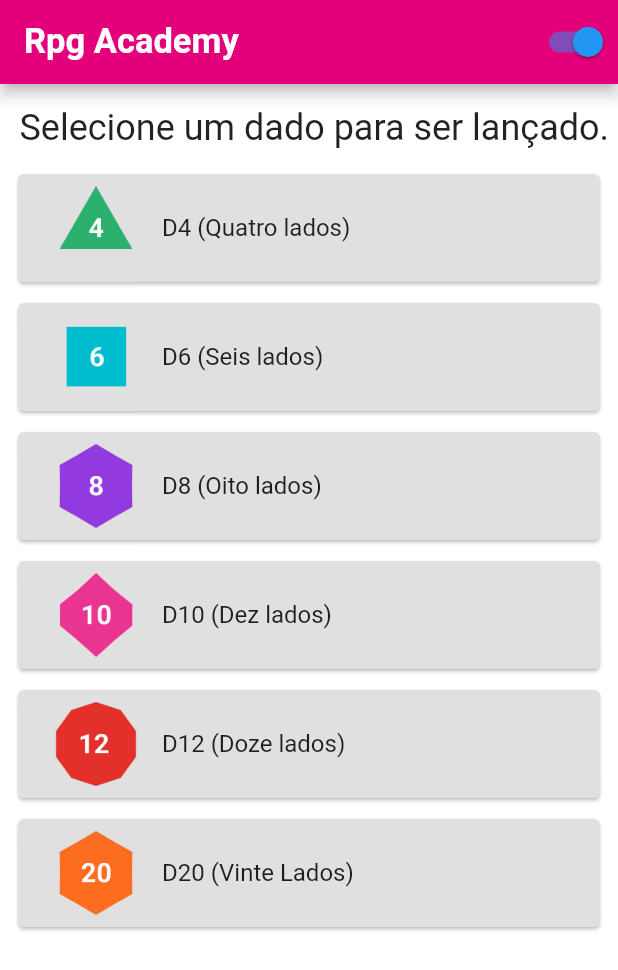
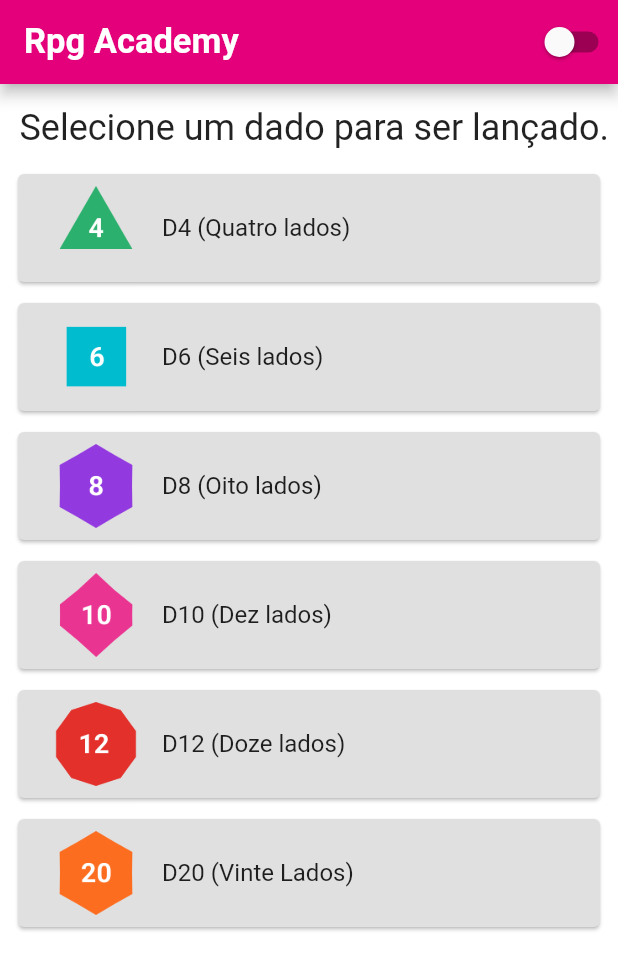
Before and after one commit to GilsonAndre/dados_rpg, a Flutter app: the screen it shows after launch, after a tap on "D4 (Quatro lados)", after a tap on "Rolar", after a tap on "Cancelar", on a phone screen of 412 x 824 dp. Shown: the top 970 px of the screen. Run offline on Flutter 3.47's test engine with Material 2 defaults, Android fonts, the phone set to English and light mode, and no system bars.

Commit message:
Implementando switch que muda o theme

```diff
--- a/lib/main.dart
+++ b/lib/main.dart
@@ -4,7 +4,7 @@ import 'package:dados_rpg/resources/strings.dart';
 import 'package:flutter/material.dart';
 
 void main() {
-  runApp(MyApp());
+  runApp(const MyApp());
 }
 
 class MyApp extends StatefulWidget {
@@ -16,30 +16,31 @@ class MyApp extends StatefulWidget {
 
 class _MyAppState extends State<MyApp> {
   final AppTheme appTheme = AppTheme();
-
-  bool light = true;
+  bool isSwitchted = false;
 
   @override
   Widget build(BuildContext context) {
     return MaterialApp(
       debugShowCheckedModeBanner: false,
-      theme: appTheme.theme(),
+      theme: isSwitchted? appTheme.themeDark() : appTheme.themeLight(),
+      darkTheme: appTheme.themeDark(),
       title: Strings.appName,
       home: Scaffold(
         appBar: AppBar(
           title: const Text(Strings.appName),
           actions: [
             Switch(
-              value: light,
-              onChanged: (bool value) {
+              activeColor: const Color(0xFF343434),
+              value: isSwitchted,
+              onChanged: (value) {
                 setState(() {
-                  light= value;
+                  isSwitchted = !isSwitchted;
                 });
               },
-            )
+            ),
           ],
         ),
-        body: const PickDice(),
+        body:  PickDice(isSwitchted: isSwitchted),
       ),
     );
   }
--- a/lib/pages/pick_dice.dart
+++ b/lib/pages/pick_dice.dart
@@ -4,8 +4,9 @@ import 'package:dados_rpg/pages/roll_dice.dart';
 import 'package:flutter/material.dart';
 
 class PickDice extends StatefulWidget {
-  const PickDice({super.key});
-
+  const PickDice({required this.isSwitchted ,super.key});
+  // ignore: prefer_typing_uninitialized_variables
+  final bool isSwitchted;
   @override
   State<PickDice> createState() => _PickDiceState();
 }
@@ -26,7 +27,7 @@ class _PickDiceState extends State<PickDice> {
   @override
   Widget build(BuildContext context) {
     return MaterialApp(
-      theme: appTheme.theme(),
+      theme: widget.isSwitchted ? appTheme.themeDark() : appTheme.themeLight(),
       debugShowCheckedModeBanner: false,
       home: Scaffold(
         body: Column(
@@ -58,7 +59,7 @@ class _PickDiceState extends State<PickDice> {
                               context,
                               MaterialPageRoute(
                                 builder: (context) =>
-                                    RollDice(diceNumber: numberDice[index]),
+                                    RollDice(diceNumber: numberDice[index], isSwitchted: widget.isSwitchted),
                               ),
                             );
                           },
--- a/lib/pages/roll_dice.dart
+++ b/lib/pages/roll_dice.dart
@@ -6,12 +6,15 @@ import 'package:flutter/material.dart';
 
 class RollDice extends StatefulWidget {
   const RollDice({
+    required this.isSwitchted,
     required this.diceNumber,
     super.key,
   });
 
   // ignore: prefer_typing_uninitialized_variables
   final diceNumber;
+  // ignore: prefer_typing_uninitialized_variables
+  final bool isSwitchted;
   @override
   State<RollDice> createState() => _RollDiceState();
 }
@@ -24,7 +27,7 @@ class _RollDiceState extends State<RollDice> {
   @override
   Widget build(BuildContext context) {
     return MaterialApp(
-      theme: appTheme.theme(),
+      theme: widget.isSwitchted ? appTheme.themeDark() : appTheme.themeLight(),
       debugShowCheckedModeBanner: false,
       home: Scaffold(
         body: Container(
@@ -89,16 +92,16 @@ class _RollDiceState extends State<RollDice> {
                             Navigator.push(
                               context,
                               MaterialPageRoute(
-                                builder: (context) => const PickDice(),
+                                builder: (context) =>
+                                    PickDice(isSwitchted: widget.isSwitchted),
                               ),
                             );
                           },
                           style: ElevatedButton.styleFrom(
-                            side: const BorderSide(
-                              color: Colors.pink,
-                            ),
-                            backgroundColor: Color(0xFFF1F1F1)
-                          ),
+                              side: const BorderSide(
+                                color: Colors.pink,
+                              ),
+                              backgroundColor: const Color(0xFFF1F1F1)),
                           child: const Text(
                             Strings.buttonCancel,
                             style: TextStyle(
--- a/lib/resources/app_theme.dart
+++ b/lib/resources/app_theme.dart
@@ -1,7 +1,7 @@
 import 'package:flutter/material.dart';
 
 class AppTheme {
-  ThemeData theme() {
+  ThemeData themeLight() {
     return ThemeData(
       primaryColor: const Color(0xFFE5007B),
       appBarTheme: const AppBarTheme(
@@ -30,9 +30,8 @@ class AppTheme {
   //Thema preto
   ThemeData themeDark() {
     return ThemeData(
-      textTheme: const TextTheme(
-        headlineSmall: TextStyle(color: Color(0xFFF1F1F1))
-      ),
+      textTheme:
+          const TextTheme(headlineSmall: TextStyle(color: Color(0xFFF1F1F1))),
       appBarTheme: const AppBarTheme(
         backgroundColor: Color(0xFFE5007B),
         titleTextStyle: TextStyle(
```
Also changed, not shown: 1 other file.
